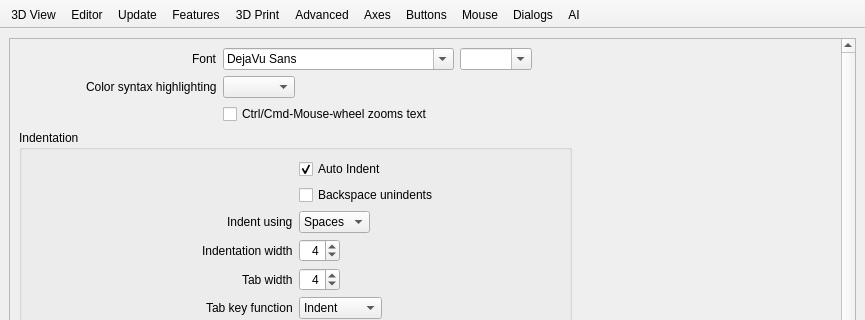
Before: the Qt Designer form src/gui/Preferences.ui in openscad/openscad, drawn with Qt 5; both pictures show x 0 to 865 and y 0 to 320 of the 865 by 860 pixel window.
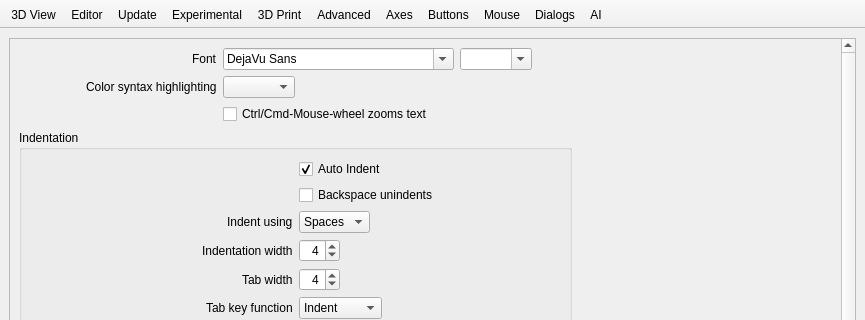
After: the same form once the commit is applied. Icons and pictures are not drawn. Custom widgets are drawn as their Qt base class.

Commit message: Rename Preferences "Features" tab to "Experimental".

```diff
--- a/src/gui/Preferences.ui
+++ b/src/gui/Preferences.ui
@@ -3298,7 +3298,7 @@
      <normaloff>:/icons/prefsFeatures.png</normaloff>:/icons/prefsFeatures.png</iconset>
    </property>
    <property name="text">
-    <string>Features</string>
+    <string>Experimental</string>
    </property>
    <property name="toolTip">
     <string>Enable/Disable experimental features</string>
```
